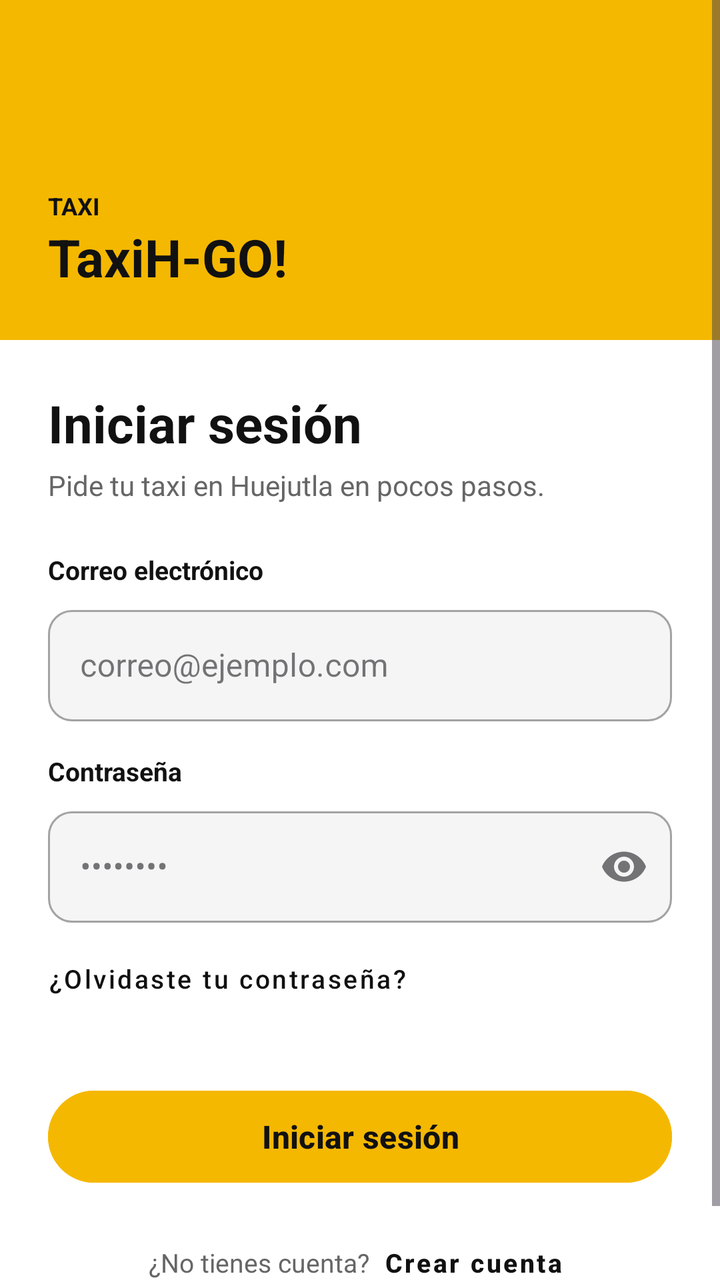
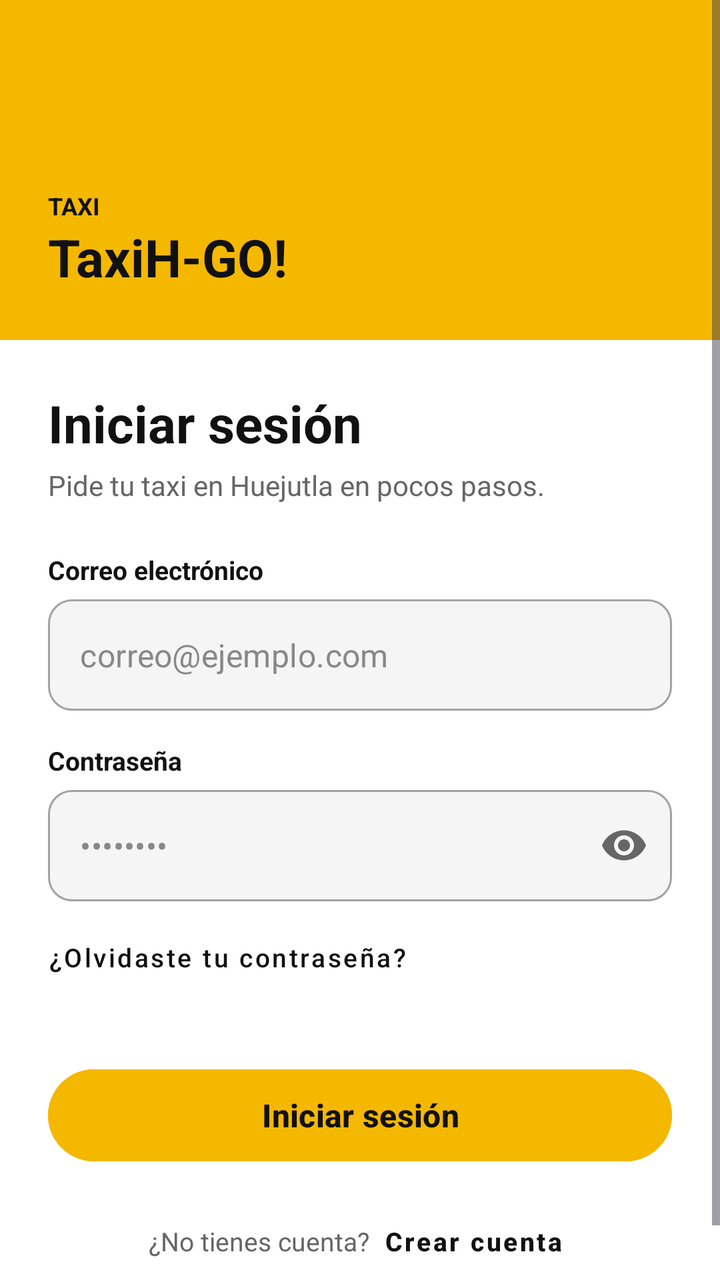

Compare the two renders of this Android layout. The source of the first and the diff that turns it into the second are given below.
<!-- AndroidManifest.xml: application theme Theme.AppTaxiHGO -->
<!-- res/layout/activity_login.xml -->
<?xml version="1.0" encoding="utf-8"?>
<ScrollView xmlns:android="http://schemas.android.com/apk/res/android"
    xmlns:app="http://schemas.android.com/apk/res-auto"
    android:layout_width="match_parent"
    android:layout_height="match_parent"
    android:background="#FFFFFF"
    android:fillViewport="true">

    <LinearLayout
        android:layout_width="match_parent"
        android:layout_height="wrap_content"
        android:orientation="vertical">

        
        <LinearLayout
            android:layout_width="match_parent"
            android:layout_height="170dp"
            android:background="#F5B800"
            android:gravity="bottom|start"
            android:orientation="vertical"
            android:padding="24dp">

            <TextView
                android:layout_width="wrap_content"
                android:layout_height="wrap_content"
                android:text="TAXI"
                android:textColor="#111111"
                android:textSize="12sp"
                android:textStyle="bold" />

            <TextView
                android:layout_width="wrap_content"
                android:layout_height="wrap_content"
                android:text="TaxiH-GO!"
                android:textColor="#111111"
                android:textSize="26sp"
                android:textStyle="bold" />
        </LinearLayout>

        
        <LinearLayout
            android:layout_width="match_parent"
            android:layout_height="wrap_content"
            android:orientation="vertical"
            android:padding="24dp">

            <TextView
                android:layout_width="wrap_content"
                android:layout_height="wrap_content"
                android:text="Iniciar sesión"
                android:textColor="#111111"
                android:textSize="26sp"
                android:textStyle="bold" />

            <TextView
                android:layout_width="wrap_content"
                android:layout_height="wrap_content"
                android:layout_marginTop="4dp"
                android:layout_marginBottom="24dp"
                android:text="Pide tu taxi en Huejutla en pocos pasos."
                android:textColor="#666666"
                android:textSize="14sp" />

            <TextView
                android:layout_width="wrap_content"
                android:layout_height="wrap_content"
                android:layout_marginBottom="6dp"
                android:text="Correo electrónico"
                android:textColor="#111111"
                android:textSize="13sp"
                android:textStyle="bold" />

            <com.google.android.material.textfield.TextInputLayout
                android:id="@+id/til_correo"
                style="@style/Widget.MaterialComponents.TextInputLayout.OutlinedBox"
                android:layout_width="match_parent"
                android:layout_height="wrap_content"
                android:layout_marginBottom="16dp"
                app:boxBackgroundColor="#F5F5F5"
                app:boxCornerRadiusBottomEnd="12dp"
                app:boxCornerRadiusBottomStart="12dp"
                app:boxCornerRadiusTopEnd="12dp"
                app:boxCornerRadiusTopStart="12dp">

                <com.google.android.material.textfield.TextInputEditText
                    android:layout_width="match_parent"
                    android:layout_height="wrap_content"
                    android:hint="correo@ejemplo.com"
                    android:inputType="textEmailAddress" />
            </com.google.android.material.textfield.TextInputLayout>

            <TextView
                android:layout_width="wrap_content"
                android:layout_height="wrap_content"
                android:layout_marginBottom="6dp"
                android:text="Contraseña"
                android:textColor="#111111"
                android:textSize="13sp"
                android:textStyle="bold" />

            <com.google.android.material.textfield.TextInputLayout
                android:id="@+id/til_contrasena"
                style="@style/Widget.MaterialComponents.TextInputLayout.OutlinedBox"
                android:layout_width="match_parent"
                android:layout_height="wrap_content"
                app:boxBackgroundColor="#F5F5F5"
                app:boxCornerRadiusBottomEnd="12dp"
                app:boxCornerRadiusBottomStart="12dp"
                app:boxCornerRadiusTopEnd="12dp"
                app:boxCornerRadiusTopStart="12dp"
                app:endIconMode="password_toggle">

                <com.google.android.material.textfield.TextInputEditText
                    android:layout_width="match_parent"
                    android:layout_height="wrap_content"
                    android:hint="••••••••"
                    android:imeOptions="actionDone"
                    android:inputType="textPassword" />
            </com.google.android.material.textfield.TextInputLayout>

            <com.google.android.material.button.MaterialButton
                android:id="@+id/btn_olvidaste_contrasena"
                style="@style/Widget.MaterialComponents.Button.TextButton"
                android:layout_width="wrap_content"
                android:layout_height="wrap_content"
                android:layout_marginTop="4dp"
                android:paddingStart="0dp"
                android:text="¿Olvidaste tu contraseña?"
                android:textAllCaps="false"
                android:textColor="#111111"
                android:textSize="13sp" />

            <com.google.android.material.button.MaterialButton
                android:id="@+id/btn_iniciar_sesion"
                android:layout_width="match_parent"
                android:layout_height="54dp"
                android:layout_marginTop="28dp"
                android:backgroundTint="#F5B800"
                android:text="Iniciar sesión"
                android:textAllCaps="false"
                android:textColor="#111111"
                android:textSize="16sp"
                android:textStyle="bold"
                app:cornerRadius="27dp" />

            <LinearLayout
                android:layout_width="match_parent"
                android:layout_height="wrap_content"
                android:layout_marginTop="12dp"
                android:gravity="center"
                android:orientation="horizontal">

                <TextView
                    android:layout_width="wrap_content"
                    android:layout_height="wrap_content"
                    android:text="¿No tienes cuenta? "
                    android:textColor="#666666"
                    android:textSize="13sp" />

                <com.google.android.material.button.MaterialButton
                    android:id="@+id/btn_crear_cuenta"
                    style="@style/Widget.MaterialComponents.Button.TextButton"
                    android:layout_width="wrap_content"
                    android:layout_height="wrap_content"
                    android:minWidth="0dp"
                    android:paddingStart="4dp"
                    android:paddingEnd="4dp"
                    android:text="Crear cuenta"
                    android:textAllCaps="false"
                    android:textColor="#111111"
                    android:textSize="13sp"
                    android:textStyle="bold" />
            </LinearLayout>

        </LinearLayout>
    </LinearLayout>
</ScrollView>
<!-- resources referenced by this layout -->
<resources>
  <style name="Theme.AppTaxiHGO" parent="Base.Theme.AppTaxiHGO" />
  <style name="Base.Theme.AppTaxiHGO" parent="Theme.Material3.DayNight.NoActionBar">
          
          
      </style>
</resources>

<!-- the commit's change to res/layout/activity_login.xml (unified diff, before → after) -->
@@ -11,7 +11,6 @@
         android:layout_height="wrap_content"
         android:orientation="vertical">
 
-        
         <LinearLayout
             android:layout_width="match_parent"
             android:layout_height="170dp"
@@ -37,7 +36,6 @@
                 android:textStyle="bold" />
         </LinearLayout>
 
-        
         <LinearLayout
             android:layout_width="match_parent"
             android:layout_height="wrap_content"
@@ -80,13 +78,16 @@
                 app:boxCornerRadiusBottomEnd="12dp"
                 app:boxCornerRadiusBottomStart="12dp"
                 app:boxCornerRadiusTopEnd="12dp"
-                app:boxCornerRadiusTopStart="12dp">
+                app:boxCornerRadiusTopStart="12dp"
+                app:hintEnabled="false">
 
                 <com.google.android.material.textfield.TextInputEditText
                     android:layout_width="match_parent"
                     android:layout_height="wrap_content"
                     android:hint="correo@ejemplo.com"
-                    android:inputType="textEmailAddress" />
+                    android:inputType="textEmailAddress"
+                    android:textColor="#111111"
+                    android:textColorHint="#888888" />
             </com.google.android.material.textfield.TextInputLayout>
 
             <TextView
@@ -108,14 +109,18 @@
                 app:boxCornerRadiusBottomStart="12dp"
                 app:boxCornerRadiusTopEnd="12dp"
                 app:boxCornerRadiusTopStart="12dp"
-                app:endIconMode="password_toggle">
+                app:endIconMode="password_toggle"
+                app:endIconTint="#666666"
+                app:hintEnabled="false">
 
                 <com.google.android.material.textfield.TextInputEditText
                     android:layout_width="match_parent"
                     android:layout_height="wrap_content"
                     android:hint="••••••••"
                     android:imeOptions="actionDone"
-                    android:inputType="textPassword" />
+                    android:inputType="textPassword"
+                    android:textColor="#111111"
+                    android:textColorHint="#888888" />
             </com.google.android.material.textfield.TextInputLayout>
 
             <com.google.android.material.button.MaterialButton
